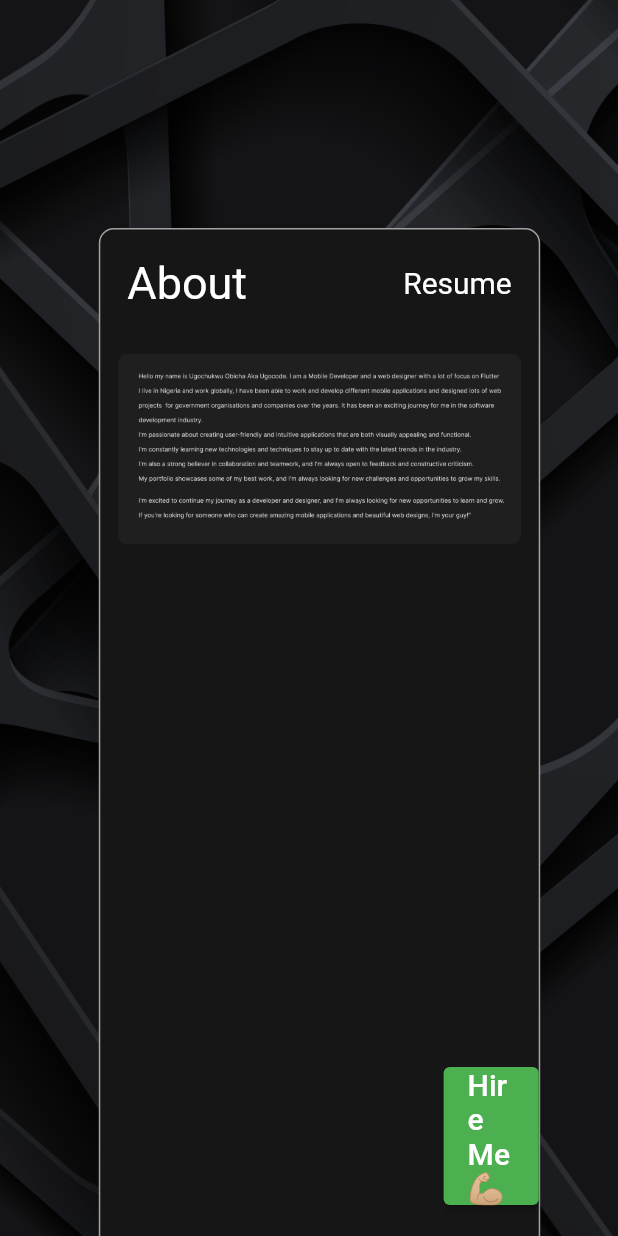
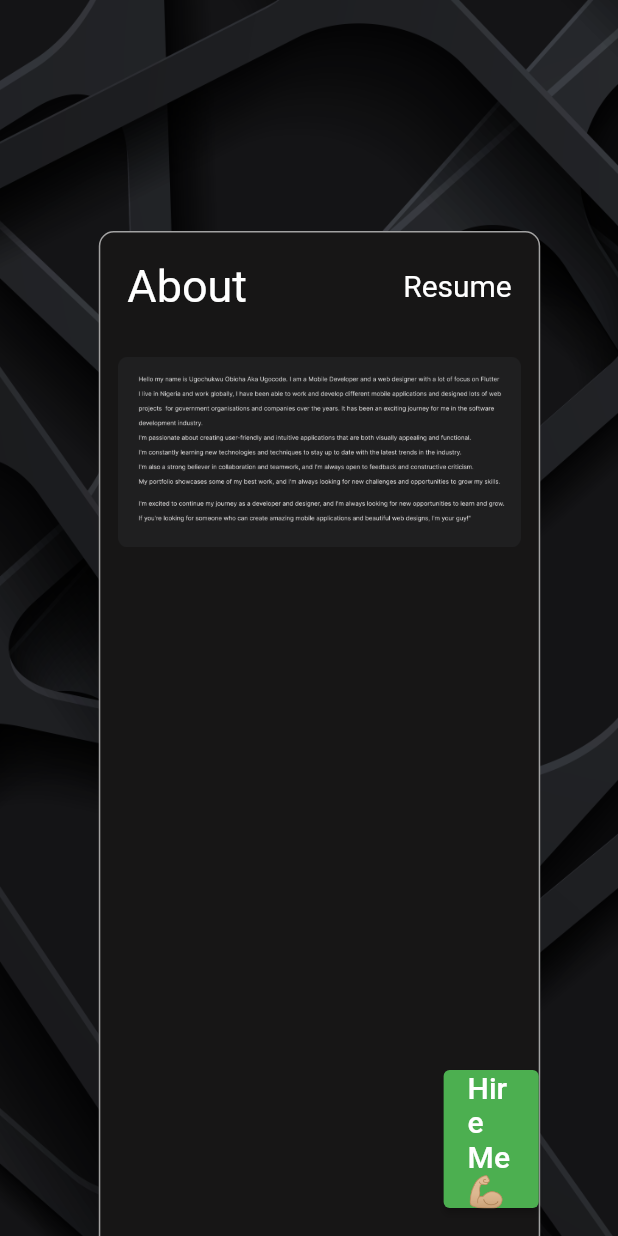
Before and after one commit to Ugocode/portfolioSite, a Flutter app: the screen it shows after launch, scrolled down 576 dp, on a phone screen of 412 x 824 dp. Run offline on Flutter 3.47's test engine with Material 2 defaults, Android fonts, the phone set to English and light mode, and no system bars; our stand-ins replace flutter_animate, font_awesome_flutter, responsive_framework.

Commit message:
increased hieght

```diff
--- a/lib/Screens/my_home_page.dart
+++ b/lib/Screens/my_home_page.dart
@@ -311,7 +311,7 @@ class MyHomePage extends StatelessWidget {
                   color: Colors.blueGrey[400]),
             ),
             const SizedBox(
-              height: 30,
+              height: 32,
             ),
             //3 tiles middle:
             // Column(
```
